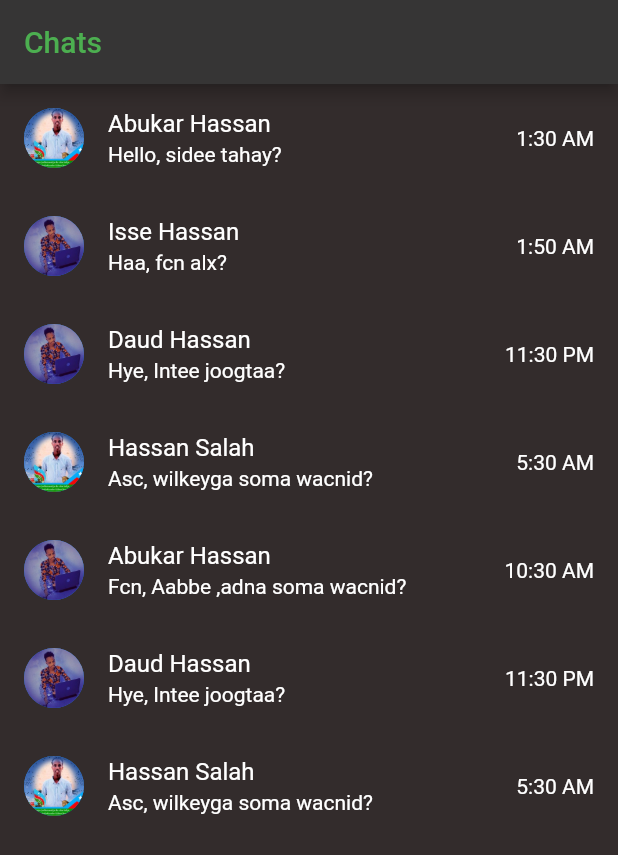
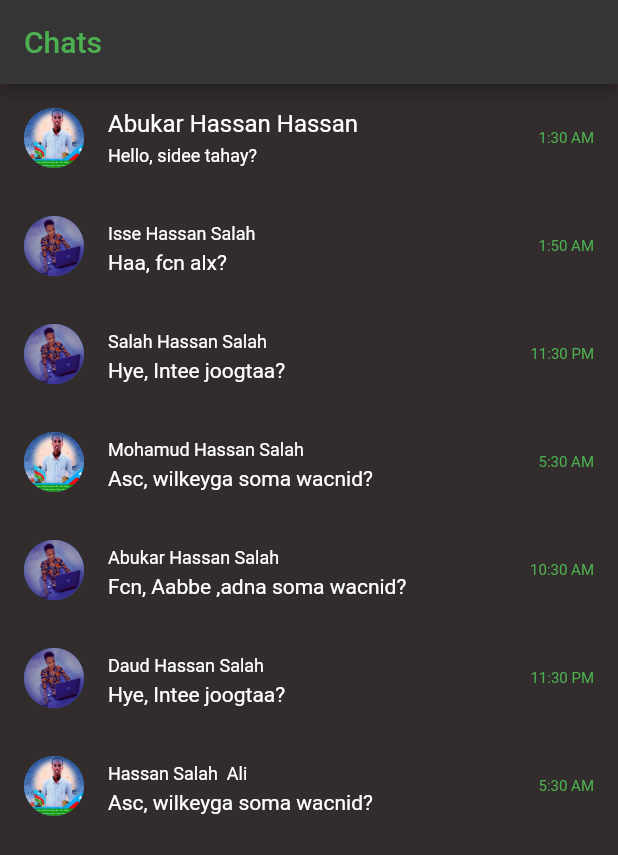
Before and after one commit to Abukar-Hassan-Salah/FlutterDart, a Flutter app: the ChatScreen screen opened directly, on a phone screen of 412 x 824 dp. Shown: the top 855 px of the screen. Run offline on Flutter 3.47's test engine with Material 2 defaults, Android fonts, the phone set to English and light mode, and no system bars; our stand-ins replace flutter_spinkit, webview_flutter.

Commit message:
updated now

```diff
--- a/helloword/lib/whatappcloneassign.dart
+++ b/helloword/lib/whatappcloneassign.dart
@@ -29,45 +29,63 @@ class ChatScreen extends StatelessWidget {
             leading: CircleAvatar(
               backgroundImage: AssetImage('assets/bakar.jpg'),
             ),
-            title: Text('Abukar Hassan'),
-            subtitle: Text('Hello, sidee tahay?'),
-            trailing: Text('1:30 AM'),
+            title: Text('Abukar Hassan Hassan'),
+            subtitle: Text(
+              'Hello, sidee tahay?',
+              style: TextStyle(fontSize: 12),
+            ),
+            trailing: Text(
+              '1:30 AM',
+              style: TextStyle(color: Colors.green, fontSize: 10),
+            ),
           ),
           ListTile(
             textColor: Colors.white,
             leading: CircleAvatar(
               backgroundImage: AssetImage('assets/Abukar.jpg'),
             ),
-            title: Text('Isse Hassan'),
+            title: Text('Isse Hassan Salah', style: TextStyle(fontSize: 12)),
             subtitle: Text('Haa, fcn alx?'),
-            trailing: Text('1:50 AM'),
+            trailing: Text(
+              '1:50 AM',
+              style: TextStyle(color: Colors.green, fontSize: 10),
+            ),
           ),
           ListTile(
             textColor: Colors.white,
             leading: CircleAvatar(
               backgroundImage: AssetImage('assets/Abukar.jpg'),
             ),
-            title: Text('Daud Hassan'),
+            title: Text('Salah Hassan Salah', style: TextStyle(fontSize: 12)),
             subtitle: Text('Hye, Intee joogtaa?'),
-            trailing: Text('11:30 PM'),
+            trailing: Text(
+              '11:30 PM',
+              style: TextStyle(color: Colors.green, fontSize: 10),
+            ),
           ),
           ListTile(
             textColor: Colors.white,
             leading: CircleAvatar(
               backgroundImage: AssetImage('assets/bakar.jpg'),
             ),
-            title: Text('Hassan Salah'),
+            title: Text('Mohamud Hassan Salah', style: TextStyle(fontSize: 12)),
             subtitle: Text('Asc, wilkeyga soma wacnid?'),
-            trailing: Text('5:30 AM'),
+            trailing: Text(
+              '5:30 AM',
+              style: TextStyle(color: Colors.green, fontSize: 10),
+            ),
           ),
           ListTile(
             textColor: Colors.white,
             leading: CircleAvatar(
               backgroundImage: AssetImage('assets/Abukar.jpeg.jpg'),
             ),
-            title: Text('Abukar Hassan'),
+            title: Text('Abukar Hassan Salah', style: TextStyle(fontSize: 12)),
             subtitle: Text('Fcn, Aabbe ,adna soma wacnid?'),
-            trailing: Text('10:30 AM'),
+            trailing: Text(
+              '10:30 AM',
+              style: TextStyle(color: Colors.green, fontSize: 10),
+            ),
           ),
           ListTile(
             textColor: Colors.white,
@@ -76,18 +94,27 @@ class ChatScreen extends StatelessWidget {
             leading: CircleAvatar(
               backgroundImage: AssetImage('assets/Abukar.jpg'),
             ),
-            title: Text('Daud Hassan'),
+            title: Text('Daud Hassan Salah', style: TextStyle(fontSize: 12)),
             subtitle: Text('Hye, Intee joogtaa?'),
-            trailing: Text('11:30 PM'),
+            trailing: Text(
+              '11:30 PM',
+              style: TextStyle(color: Colors.green, fontSize: 10),
+            ),
           ),
           ListTile(
             textColor: Colors.white,
             leading: CircleAvatar(
               backgroundImage: AssetImage('assets/bakar.jpg'),
             ),
-            title: Text('Hassan Salah'),
+            title: Text('Hassan Salah  Ali', style: TextStyle(fontSize: 12)),
             subtitle: Text('Asc, wilkeyga soma wacnid?'),
-            trailing: Text('5:30 AM'),
+            trailing: Text(
+              '5:30 AM',
+              style: TextStyle(
+                color: Colors.green,
+                fontSize: 10,
+              ),
+            ),
           ),
 
           // Add more chat conversations here
```
